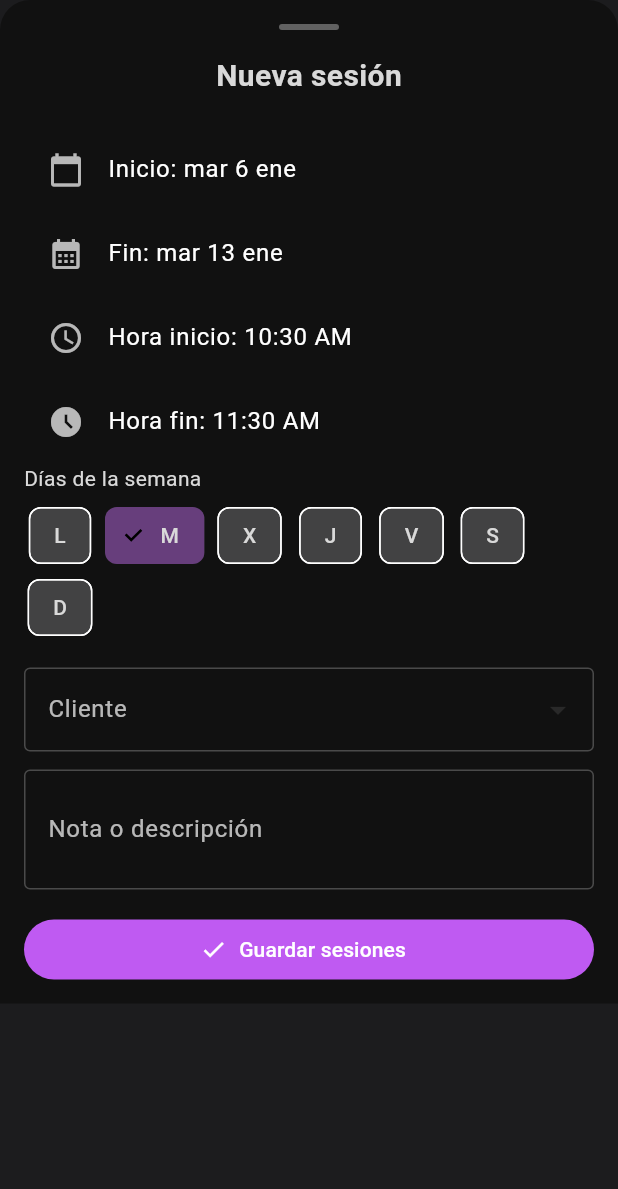
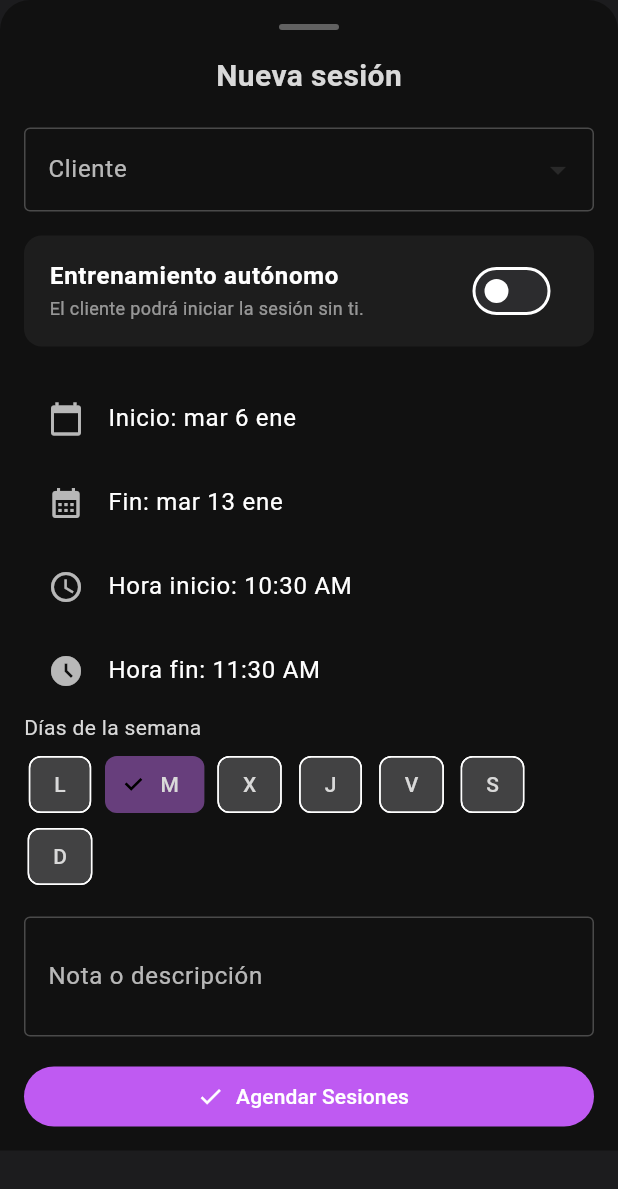
Before and after one commit to sebastianocamporoa/entrenador, a Flutter app: the AddSessionDialog widget shown alone on an empty page, opened directly, on a phone screen of 412 x 824 dp. Shown: the top 1189 px of the screen. Run offline on Flutter 3.47's test engine with Material 3 defaults, Android fonts, the light colour scheme and no system bars; our stand-ins replace firebase_core, firebase_messaging, fl_chart, flutter_native_splash, image_picker, open_filex and 3 more; accounts and stored records are empty.

Commit message:
inicia sesiones sólo

```diff
--- a/lib/common/data/repositories/training_sessions_repo.dart
+++ b/lib/common/data/repositories/training_sessions_repo.dart
@@ -33,6 +33,7 @@ class TrainingSessionsRepo {
     required DateTime endTime,
     String? notes,
     required String? clientId,
+    bool isSolo = false,
   }) async {
     final user = _supa.auth.currentUser;
     if (user == null) throw Exception('Usuario no autenticado');
@@ -44,7 +45,8 @@ class TrainingSessionsRepo {
       'start_time': startTime.toIso8601String(),
       'end_time': endTime.toIso8601String(),
       'notes': notes,
-      'started': false,
+      'started': isSolo,
+      'is_solo': isSolo,
     });
   }
 
--- a/lib/features/coach_home/widgets/add_session_dialog.dart
+++ b/lib/features/coach_home/widgets/add_session_dialog.dart
@@ -30,6 +30,9 @@ class _AddSessionDialogState extends State<AddSessionDialog> {
   String? _selectedClient;
   List<Map<String, dynamic>> _clients = [];
 
+  // 🔥 NUEVO: Estado para saber si es entrenamiento solo
+  bool _isSoloSession = false;
+
   String? _timeError;
 
   final Map<String, bool> _days = {
@@ -50,31 +53,19 @@ class _AddSessionDialogState extends State<AddSessionDialog> {
   }
 
   void _initializeDates() {
-    // 1. Si estamos editando, precargar datos existentes
     if (widget.existingSession != null) {
       _prefillIfEditing();
       return;
     }
 
-    // 2. Si venimos de un clic en el calendario (Nueva sesión en hora específica)
     if (widget.initialDate != null) {
       final d = widget.initialDate!;
-
-      // Configurar fechas
       _startDate = DateTime(d.year, d.month, d.day);
-      // Por defecto dejamos la fecha fin igual a la inicio (o +7 días si prefieres mantener tu lógica de rangos)
       _endDate = _startDate.add(const Duration(days: 7));
-
-      // --- CORRECCIÓN AQUÍ ---
-      // Actualizamos la hora de inicio con la hora de la celda tocada
       _startTime = TimeOfDay.fromDateTime(d);
-
-      // Calculamos la hora fin (por ejemplo, 1 hora después)
       final endD = d.add(const Duration(hours: 1));
       _endTime = TimeOfDay.fromDateTime(endD);
 
-      // Opcional: Marcar automáticamente el día de la semana correspondiente
-      // Si toqué un Martes, que se active la 'M' automáticamente
       final wdLetter = _weekdayToLetter(d.weekday);
       if (_days.containsKey(wdLetter)) {
         _days[wdLetter] = true;
@@ -90,11 +81,13 @@ class _AddSessionDialogState extends State<AddSessionDialog> {
 
       _startDate = DateTime(localStart.year, localStart.month, localStart.day);
       _endDate = DateTime(localEnd.year, localEnd.month, localEnd.day);
-
       _startTime = TimeOfDay.fromDateTime(localStart);
       _endTime = TimeOfDay.fromDateTime(localEnd);
+      _noteCtrl.text = s.subject;
 
-      _noteCtrl.text = s.subject;
+      // 🔥 OJO: Aquí deberías recuperar si es solo o no desde el objeto Appointment
+      // Por ahora lo dejamos en false o tendrías que pasar el objeto TrainingSession completo
+      // _isSoloSession = ...;
     }
   }
 
@@ -109,9 +102,7 @@ class _AddSessionDialogState extends State<AddSessionDialog> {
           .eq('email', user.email!)
           .maybeSingle();
 
-      if (appUser == null) {
-        throw 'El usuario no existe. Debe registrarse primero.';
-      }
+      if (appUser == null) throw 'Usuario no existe';
 
       final appUserId = appUser['id'] as String;
 
@@ -137,6 +128,7 @@ class _AddSessionDialogState extends State<AddSessionDialog> {
     }
   }
 
+  // ... (Funciones de DatePicker se mantienen igual) ...
   Future<void> _pickStartDate() async {
     final result = await showDatePicker(
       context: context,
@@ -159,13 +151,11 @@ class _AddSessionDialogState extends State<AddSessionDialog> {
 
   Future<void> _pickStartTime() async {
     final t = await showTimePicker(context: context, initialTime: _startTime);
-
     if (t != null) setState(() => _startTime = t);
   }
 
   Future<void> _pickEndTime() async {
     final t = await showTimePicker(context: context, initialTime: _endTime);
-
     if (t != null) setState(() => _endTime = t);
   }
 
@@ -185,7 +175,6 @@ class _AddSessionDialogState extends State<AddSessionDialog> {
       _startTime.hour,
       _startTime.minute,
     );
-
     final endDateTimeLocal = DateTime(
       _startDate.year,
       _startDate.month,
@@ -251,8 +240,13 @@ class _AddSessionDialogState extends State<AddSessionDialog> {
       startTime: start.toUtc(),
       endTime: end.toUtc(),
       started: widget.existingSession!.location == "true",
+      // 🔥 IMPORTANTE: Aquí deberás actualizar tu modelo TrainingSession
+      // para que acepte isSolo. Por ahora lo mandamos, pero asegúrate
+      // de actualizar tu modelo en data/models/training_session.dart
+      // isSolo: _isSoloSession,
     );
 
+    // NOTA: Si tu repo no soporta isSolo en updateSession, deberás actualizarlo
     await _repo.updateSession(session);
   }
 
@@ -265,7 +259,6 @@ class _AddSessionDialogState extends State<AddSessionDialog> {
       d = d.add(const Duration(days: 1))
     ) {
       final wd = _weekdayToLetter(d.weekday);
-
       if (!days.contains(wd)) continue;
 
       final start = DateTime(
@@ -275,7 +268,6 @@ class _AddSessionDialogState extends State<AddSessionDialog> {
         _startTime.hour,
         _startTime.minute,
       ).toUtc();
-
       final end = DateTime(
         d.year,
         d.month,
@@ -284,16 +276,18 @@ class _AddSessionDialogState extends State<AddSessionDialog> {
         _endTime.minute,
       ).toUtc();
 
+      // 🔥 AQUÍ PASAMOS EL NUEVO PARÁMETRO
+      // Deberás ir a tu TrainingSessionsRepo y agregar 'isSolo' como argumento
       futures.add(
         _repo.addSession(
           startTime: start,
           endTime: end,
           notes: _noteCtrl.text.trim(),
           clientId: _selectedClient,
+          isSolo: _isSoloSession, // <--- Nuevo parámetro
         ),
       );
     }
-
     await Future.wait(futures);
   }
 
@@ -369,58 +363,7 @@ class _AddSessionDialogState extends State<AddSessionDialog> {
                 ),
                 const SizedBox(height: 20),
 
-                _darkTile(
-                  Icons.calendar_today,
-                  'Inicio: ${dateFmt.format(_startDate)}',
-                  _pickStartDate,
-                ),
-                _darkTile(
-                  Icons.calendar_month,
-                  'Fin: ${dateFmt.format(_endDate)}',
-                  _pickEndDate,
-                ),
-
-                _darkTile(
-                  Icons.access_time,
-                  'Hora inicio: ${_startTime.format(context)}',
-                  _pickStartTime,
-                ),
-                _darkTile(
-                  Icons.access_time_filled,
-                  'Hora fin: ${_endTime.format(context)}',
-                  _pickEndTime,
-                ),
-
-                if (_timeError != null)
-                  Padding(
-                    padding: const EdgeInsets.only(top: 4.0, bottom: 8.0),
-                    child: Text(
-                      _timeError!,
-                      style: const TextStyle(color: Colors.redAccent),
-                    ),
-                  ),
-
-                const Text(
-                  'Días de la semana',
-                  style: TextStyle(color: textColor),
-                ),
-                const SizedBox(height: 4),
-
-                Wrap(
-                  spacing: 6,
-                  children: _days.keys.map((d) {
-                    return FilterChip(
-                      label: Text(d, style: const TextStyle(color: textColor)),
-                      backgroundColor: Colors.white10,
-                      selectedColor: accent.withOpacity(0.4),
-                      selected: _days[d]!,
-                      onSelected: (v) => setState(() => _days[d] = v),
-                    );
-                  }).toList(),
-                ),
-
-                const SizedBox(height: 16),
-
+                // --- SELECTOR DE CLIENTE ---
                 DropdownButtonFormField<String>(
                   dropdownColor: background,
                   decoration: const InputDecoration(
@@ -449,7 +392,85 @@ class _AddSessionDialogState extends State<AddSessionDialog> {
                       .toList(),
                   onChanged: (val) => setState(() => _selectedClient = val),
                 ),
-                const SizedBox(height: 12),
+                const SizedBox(height: 16),
+
+                // --- 🔥 NUEVO: SWITCH PARA ENTRENAMIENTO SOLO ---
+                Container(
+                  decoration: BoxDecoration(
+                    color: Colors.white.withOpacity(0.05),
+                    borderRadius: BorderRadius.circular(12),
+                    border: Border.all(
+                      color: _isSoloSession ? accent : Colors.transparent,
+                    ),
+                  ),
+                  child: SwitchListTile(
+                    title: const Text(
+                      'Entrenamiento autónomo',
+                      style: TextStyle(
+                        color: Colors.white,
+                        fontWeight: FontWeight.bold,
+                      ),
+                    ),
+                    subtitle: const Text(
+                      'El cliente podrá iniciar la sesión sin ti.',
+                      style: TextStyle(color: Colors.white54, fontSize: 12),
+                    ),
+                    value: _isSoloSession,
+                    activeColor: accent,
+                    onChanged: (val) => setState(() => _isSoloSession = val),
+                  ),
+                ),
+                const SizedBox(height: 20),
+
+                _darkTile(
+                  Icons.calendar_today,
+                  'Inicio: ${dateFmt.format(_startDate)}',
+                  _pickStartDate,
+                ),
+                _darkTile(
+                  Icons.calendar_month,
+                  'Fin: ${dateFmt.format(_endDate)}',
+                  _pickEndDate,
+                ),
+                _darkTile(
+                  Icons.access_time,
+                  'Hora inicio: ${_startTime.format(context)}',
+                  _pickStartTime,
+                ),
+                _darkTile(
+                  Icons.access_time_filled,
+                  'Hora fin: ${_endTime.format(context)}',
+                  _pickEndTime,
+                ),
+
+                if (_timeError != null)
+                  Padding(
+                    padding: const EdgeInsets.only(top: 4.0, bottom: 8.0),
+                    child: Text(
+                      _timeError!,
+                      style: const TextStyle(color: Colors.redAccent),
+                    ),
+                  ),
+
+                const Text(
+                  'Días de la semana',
+                  style: TextStyle(color: textColor),
+                ),
+                const SizedBox(height: 4),
+                Wrap(
+                  spacing: 6,
+                  children: _days.keys.map((d) {
+                    return FilterChip(
+                      label: Text(d, style: const TextStyle(color: textColor)),
+                      backgroundColor: Colors.white10,
+                      selectedColor: accent.withOpacity(0.4),
+                      selected: _days[d]!,
+                      onSelected: (v) => setState(() => _days[d] = v),
+                    );
+                  }).toList(),
+                ),
+
+                const SizedBox(height: 16),
 
                 TextFormField(
                   controller: _noteCtrl,
@@ -480,18 +501,11 @@ class _AddSessionDialogState extends State<AddSessionDialog> {
                     onPressed: _saving ? null : _save,
                     icon: const Icon(Icons.check, color: Colors.white),
                     label: Text(
-                      _saving
-                          ? (widget.existingSession != null
-                                ? 'Actualizando...'
-                                : 'Agendando...')
-                          : (widget.existingSession != null
-                                ? 'Guardar cambios'
-                                : 'Guardar sesiones'),
+                      _saving ? 'Guardando...' : 'Agendar Sesiones',
                       style: const TextStyle(color: Colors.white),
                     ),
                   ),
                 ),
-
                 const SizedBox(height: 12),
               ],
             ),
```
